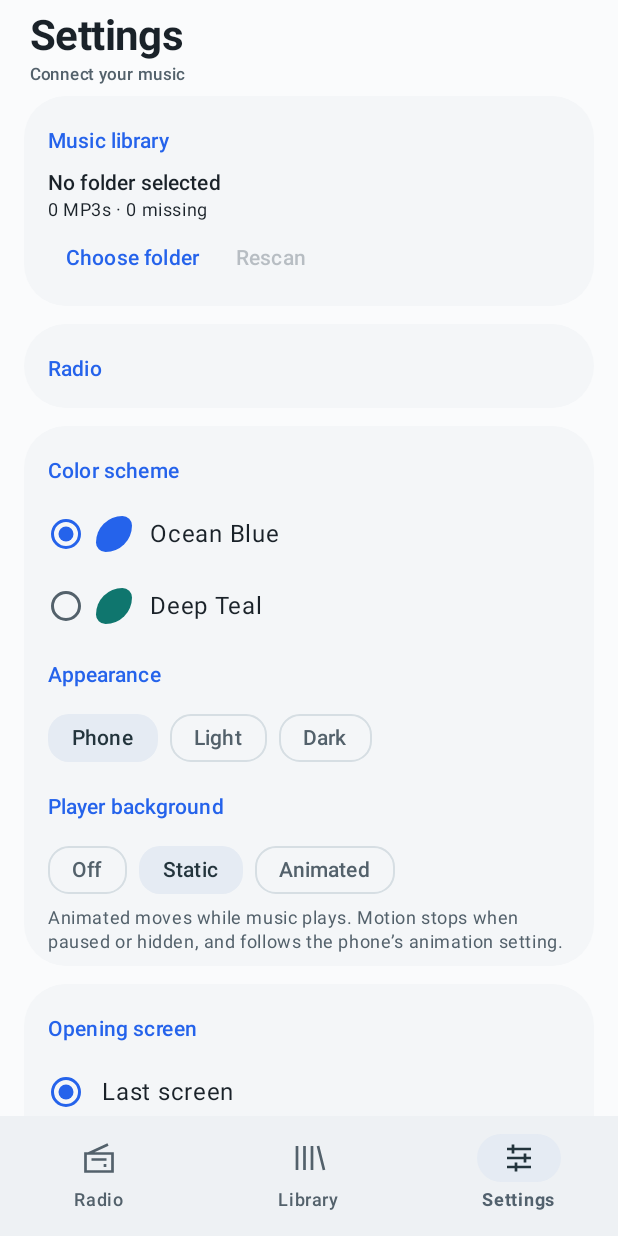
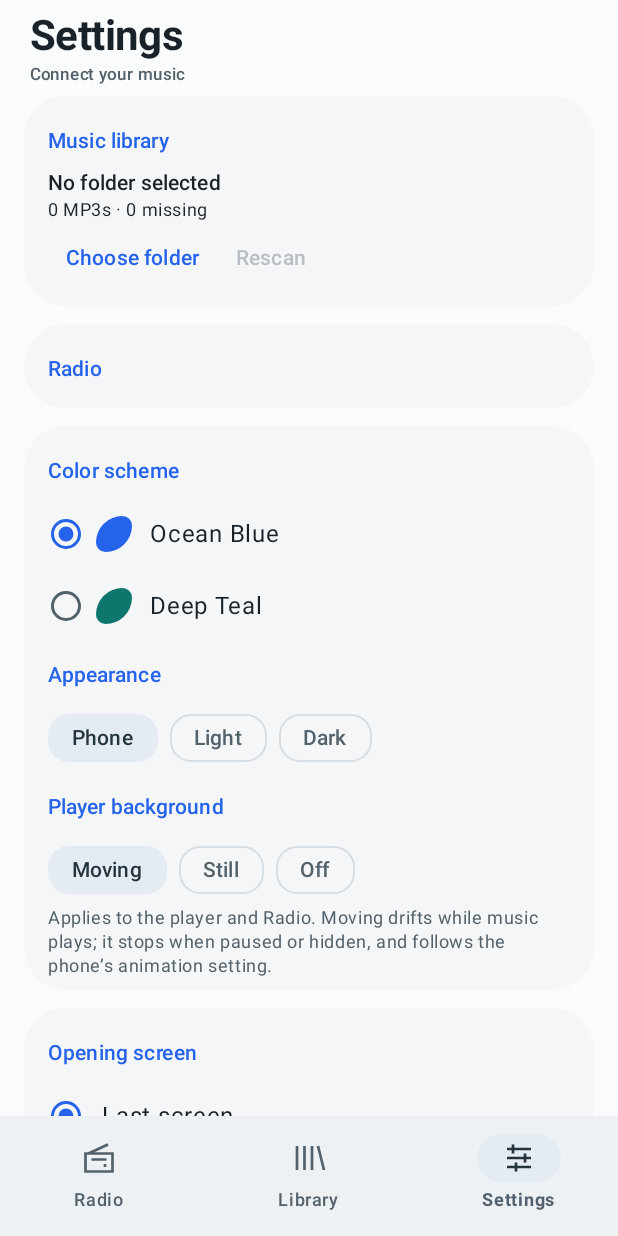
Before and after one commit to kyle2363/radio, an Android app built with Jetpack Compose: the composable RadioApp shown on its own in the app's theme, item 3 of the bottom bar chosen, on a phone screen of 412 x 824 dp. Run offline under Robolectric (Android 15) with nearby library versions, the phone set to English and light mode, and no system bars; our stand-ins replace Room's generated code; pictures from the network do not load; 1 statement that could not run was skipped.

Commit message:
feat: small visual changes

```diff
--- a/android/app/src/main/java/dev/radio/mobile/ui/RadioApp.kt
+++ b/android/app/src/main/java/dev/radio/mobile/ui/RadioApp.kt
@@ -87,7 +87,7 @@ fun RadioApp(repository: LibraryRepository = LibraryRepository.get(LocalContext.
     var appearance by rememberSaveable { mutableStateOf(prefs.getString("appearance", "System") ?: "System") }
     var opening by rememberSaveable { mutableStateOf(prefs.getString("opening", "Last screen") ?: "Last screen") }
     var minimal by rememberSaveable { mutableStateOf(prefs.getBoolean("minimal", false)) }
-    var backdrop by rememberSaveable { mutableStateOf(prefs.getString("backdrop", "Static") ?: "Static") }
+    var backdrop by rememberSaveable { mutableStateOf(prefs.getString("backdrop", "Animated") ?: "Animated") }
     var page by rememberSaveable { mutableStateOf(when (opening) {
         "Last screen" -> prefs.getString("last_screen", "Library") ?: "Library"
         else -> opening
@@ -292,7 +292,7 @@ fun RadioApp(repository: LibraryRepository = LibraryRepository.get(LocalContext.
                 } else BoxWithConstraints(Modifier.padding(insets).consumeWindowInsets(insets).fillMaxSize()) {
                     val compact = maxHeight < 520.dp
                     // On air the glow takes the station's mood colour; normal playback keeps the palette colour.
-                    PlayerBackground(PlayerBackdrop.entries.firstOrNull { it.name == backdrop } ?: PlayerBackdrop.Static, audio.isPlaying, Modifier.matchParentSize(),
+                    PlayerBackground(PlayerBackdrop.entries.firstOrNull { it.name == backdrop } ?: PlayerBackdrop.Animated, audio.isPlaying, Modifier.matchParentSize(),
                         tint = if (audio.radioActive) Color(MoodColors.of(radio.mood).field) else null)
                     Column(Modifier.fillMaxSize().navigationBarsPadding()) {
                         if (audio.radioActive && !showQueue) {
@@ -379,7 +379,7 @@ fun RadioApp(repository: LibraryRepository = LibraryRepository.get(LocalContext.
                     Row(horizontalArrangement = Arrangement.spacedBy(8.dp)) { PlayerBackdrop.entries.forEach { option ->
                         FilterChip(backdrop == option.name, onClick = { backdrop = option.name; prefs.edit().putString("backdrop", backdrop).apply() }, label = { Text(option.label) })
                     } }
-                    Text("Animated moves while music plays. Motion stops when paused or hidden, and follows the phone’s animation setting.", style = MaterialTheme.typography.bodySmall, color = MaterialTheme.colorScheme.onSurfaceVariant)
+                    Text("Applies to the player and Radio. Moving drifts while music plays; it stops when paused or hidden, and follows the phone’s animation setting.", style = MaterialTheme.typography.bodySmall, color = MaterialTheme.colorScheme.onSurfaceVariant)
                     }
                     SettingsCard {
                     SectionLabel("Opening screen")
```
Also changed, not shown: android/app/src/main/java/dev/radio/mobile/data/LyricsRepository.kt (+9 -2 lines), android/app/src/main/java/dev/radio/mobile/ui/PlayerPresentation.kt (+9 -7 lines), 1 other file.
